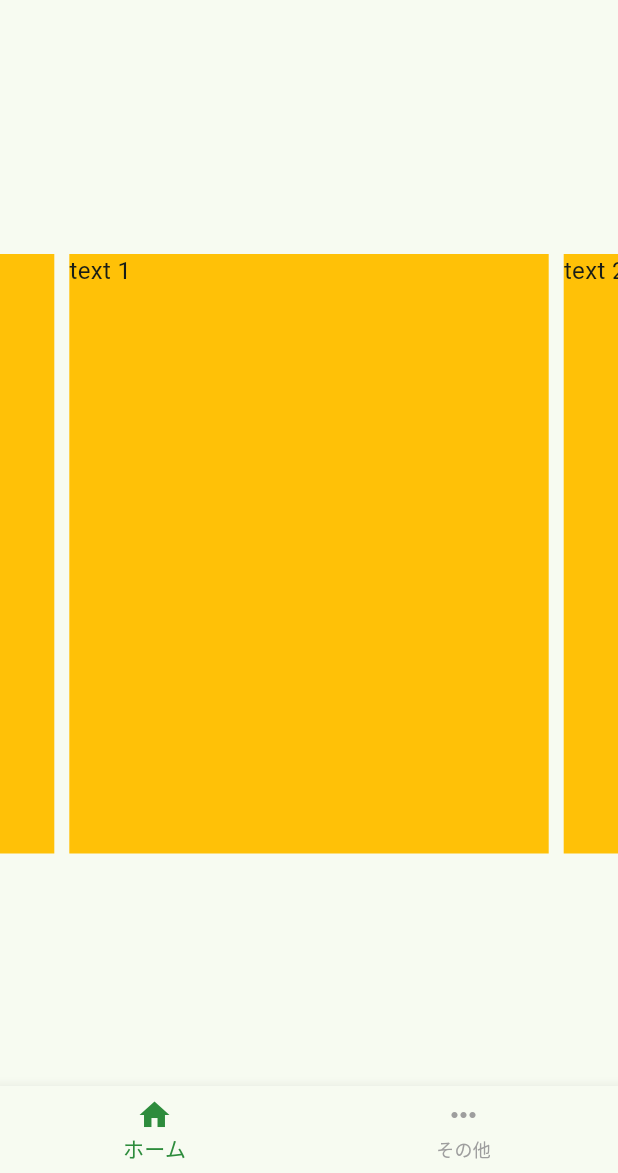
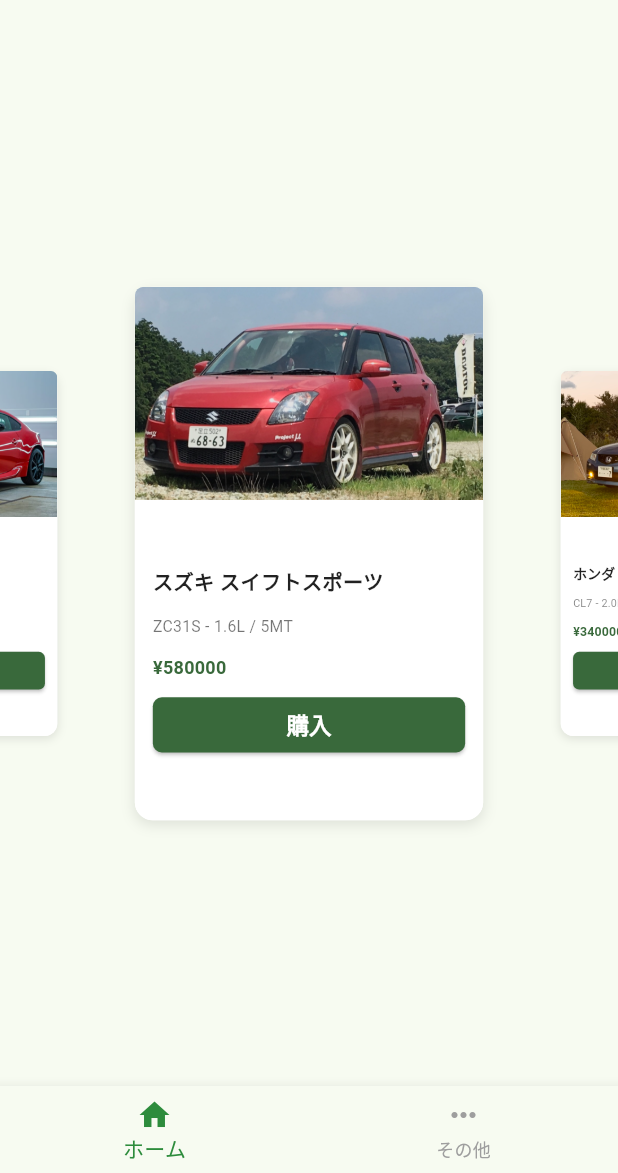
Before and after one commit to dev-yamamon01/MyUIParts, a Flutter app: the screen it shows after launch, on a phone screen of 412 x 824 dp, the part 63-1236 px from its top. Run offline on Flutter 3.47's test engine with Material 3 defaults, Android fonts, the phone set to English and light mode, and no system bars; drawn by our look-alikes of carousel_slider; our stand-ins replace flutter_riverpod, flutter_screenutil, flutter_svg, freezed_annotation, go_router and 2 more; missing offline and left inert: dart:ffi; generated files the repository leaves out were written again.

Commit message:
feat:カルーセルを用いた商品購入ページのサンプルUI作成
- productモデルの追加
- カード用の専用ウィジットを作成
- ダミー用データのjson作成
- home_pageの状態モデルを作成
- ダイアログ用のウィジットを作成
- AlertDialogにアニメーションを適用

```diff
--- /dev/null
+++ b/devtools_options.yaml
@@ -0,0 +1,3 @@
+description: This file stores settings for Dart & Flutter DevTools.
+documentation: https://docs.flutter.dev/tools/devtools/extensions#configure-extension-enablement-states
+extensions:
--- /dev/null
+++ b/lib/core/utils/dialog_utils.dart
@@ -0,0 +1,48 @@
+import 'package:flutter/material.dart';
+import 'package:flutter_screenutil/flutter_screenutil.dart';
+import 'package:my_ui_parts/presentation/components/alert_info_dialog.dart';
+
+class DialogUtils {
+  static final DialogUtils _instance = DialogUtils._internal();
+
+  factory DialogUtils() => _instance;
+
+  DialogUtils._internal();
+
+  static void showAnimationDialog({
+    required BuildContext context,
+    String title='お知らせ',
+    String content = 'これはダイアログです',
+    String buttonText = '閉じる',
+    VoidCallback? onButtonPressed,
+    bool isSuccess = false,
+    bool isError = false
+  }){
+
+    showDialog(
+      context: context,
+      builder: (context) {
+        //TODO:ここをアニメーション設定値によって返すものを変える
+        //Zoom, Slide, Rotate
+        return ScaleTransition(
+          scale: CurvedAnimation(
+            parent: AnimationController(
+              duration: const Duration(milliseconds: 600),
+              vsync: Navigator.of(context),
+            )..forward(),
+            curve: Curves.easeOut,
+          ),
+            child: AlertInfoDialog(
+              title: title,
+              content: content,
+              buttonText: buttonText,
+              onButtonPressed: onButtonPressed,
+              isSuccess: isSuccess,
+              isError: isError,
+            )
+        );
+      },
+    );
+  }
+
+}
--- /dev/null
+++ b/lib/data/models/product.dart
@@ -0,0 +1,19 @@
+import 'package:freezed_annotation/freezed_annotation.dart';
+
+part 'product.freezed.dart';
+part 'product.g.dart';
+
+@freezed
+class Product with _$Product {
+  const factory Product({
+    required String id,
+    required String title,
+    String? subtitle,
+    required double cost,
+    required String detail,
+    required String image
+  }) = _Product;
+
+  factory Product.fromJson(Map<String, dynamic> json) =>
+      _$ProductFromJson(json);
+}
--- /dev/null
+++ b/lib/presentation/components/product_card.dart
@@ -0,0 +1,130 @@
+import 'package:flutter/material.dart';
+import 'package:flutter_screenutil/flutter_screenutil.dart';
+import '../../data/models/product.dart';
+
+class ProductCard extends StatelessWidget {
+  final Product product;
+  final VoidCallback onPurchase;
+
+  const ProductCard({
+    super.key,
+    required this.product,
+    required this.onPurchase,
+  });
+
+  @override
+  Widget build(BuildContext context) {
+    return Container(
+      margin: EdgeInsets.symmetric(horizontal: 10, vertical: 10),
+      decoration: BoxDecoration(
+        color: Colors.white,
+        borderRadius: BorderRadius.circular(16),
+        boxShadow: [
+          BoxShadow(
+            color: Colors.black.withOpacity(0.1),
+            blurRadius: 10, //<--
+            offset: const Offset(0, 4),
+          ),
+        ],
+      ),
+      child: Column(
+        children: [
+          // 背景画像と円形画像のセクション
+          Expanded(
+            flex: 2,
+              child: Container(
+                decoration: BoxDecoration(
+                  borderRadius: BorderRadius.only(
+                    topLeft: Radius.circular(16.r),
+                    topRight: Radius.circular(16.r),
+                  ),
+                  image: DecorationImage(
+                    image: AssetImage(product.image),
+                    fit: BoxFit.cover,
+                  ),
+                ),
+              ),
+            ),
+          // 白背景の商品説明欄
+          Expanded(
+            flex: 3,
+            child: Container(
+              padding: EdgeInsets.all(16),
+              decoration: BoxDecoration(
+                color: Colors.white,
+                borderRadius: BorderRadius.only(
+                  bottomLeft: Radius.circular(16),
+                  bottomRight: Radius.circular(16),
+                ),
+              ),
+              child: Column(
+                crossAxisAlignment: CrossAxisAlignment.start,
+                mainAxisAlignment: MainAxisAlignment.center,
+                children: [
+                  // タイトルとサブタイトル
+                      Text(
+                        product.title,
+                        style: TextStyle(
+                          fontSize: 18,
+                          fontWeight: FontWeight.bold,
+                          color: Colors.black87,
+                        ),
+                        maxLines: 1,
+                        overflow: TextOverflow.ellipsis,
+                      ),
+                      (product.subtitle != null) ?
+                Column(children: [
+                  SizedBox(height: 15),
+                  Text(
+                    product.subtitle!,
+                    style: TextStyle(
+                      fontSize: 14,
+                      color: Colors.black54,
+                    ),
+                    maxLines: 1,
+                    overflow: TextOverflow.ellipsis,
+                  ),
+                ],
+                  ) : SizedBox.shrink(),
+                  SizedBox(height: 15),
+                  // 価格
+                  Text(
+                    '¥${product.cost.toStringAsFixed(0)}',
+                    style: TextStyle(
+                      fontSize: 16,
+                      fontWeight: FontWeight.bold,
+                      color: Theme.of(context).primaryColor,
+                    ),
+                  ),
+                  SizedBox(height: 15),
+                  // 購入ボタン
+                  SizedBox(
+                    width: double.infinity,
+                    child: ElevatedButton(
+                      onPressed: onPurchase,
+                      style: ElevatedButton.styleFrom(
+                        backgroundColor: Theme.of(context).primaryColor,
+                        foregroundColor: Colors.white,
+                        padding: EdgeInsets.symmetric(vertical: 10),
+                        shape: RoundedRectangleBorder(
+                          borderRadius: BorderRadius.circular(8),
+                        ),
+                      ),
+                      child: Text(
+                        '購入',
+                        style: TextStyle(
+                          fontSize: 20,
+                          fontWeight: FontWeight.bold,
+                        ),
+                      ),
+                    ),
+                  ),
+                ],
+              ),
+            ),
+          ),
+        ],
+      ),
+    );
+  }
+}
--- /dev/null
+++ b/lib/presentation/view_models/home_page/home_page_state.dart
@@ -0,0 +1,12 @@
+import 'package:freezed_annotation/freezed_annotation.dart';
+import 'package:my_ui_parts/data/models/product.dart';
+
+part 'home_page_state.freezed.dart';
+
+@freezed
+class HomePageState with _$HomePageState {
+  const factory HomePageState.defaultState() = _DefaultState;
+  const factory HomePageState.loading() = _Loading;
+  const factory HomePageState.error(String message) = _Error;
+  const factory HomePageState.purchased(Product product) = _Purchased;
+}
--- a/lib/presentation/views/home/pages/home_page.dart
+++ b/lib/presentation/views/home/pages/home_page.dart
@@ -1,31 +1,119 @@
-import 'package:go_router/go_router.dart';
 import 'package:flutter/material.dart';
 import 'package:flutter_screenutil/flutter_screenutil.dart';
 import 'package:carousel_slider/carousel_slider.dart';
+import 'package:flutter_riverpod/flutter_riverpod.dart';
+import 'package:my_ui_parts/core/constants/app_color.dart';
+import 'package:my_ui_parts/core/utils/dialog_utils.dart';
+import '../../../components/product_card.dart';
+import '../../../view_models/home_page/home_page_view_model.dart';
+import '../../../view_models/home_page/home_page_state.dart';
 
-class HomePage extends StatelessWidget {
+class HomePage extends ConsumerWidget {
   const HomePage({super.key});
 
   @override
-Widget build(BuildContext context) {
+  Widget build(BuildContext context, WidgetRef ref) {
+    final productListAsync = ref.watch(productListProvider);
+    // homePageViewModelProviderの状態変化を監視してダイアログを表示するリスナー設定
+    _setPurchaseListener(context: context, ref: ref);
+
+    return productListAsync.when(
+      data: (products) {
+        if (products.isEmpty) {
+          return const Center(
+            child: Text('商品データがありません'),
+          );
+        }
         return Center(
-    child: CarouselSlider(
-      options: CarouselOptions(height: 400.0),
-      items: [1,2,3,4,5].map((i) {
-        return Builder(
-          builder: (BuildContext context) {
-            return Container(
-                width: MediaQuery.of(context).size.width,
-                margin: EdgeInsets.symmetric(horizontal: 5.0),
-                decoration: BoxDecoration(
-                    color: Colors.amber
+          child: CarouselSlider.builder(
+            itemCount: products.length,
+            options: CarouselOptions(
+              height: MediaQuery.of(context).size.height * 0.8,
+              enlargeCenterPage: true, //<--中央のページの拡大表示
+              enlargeFactor: 0.5, //<--中央のページが元のサイズの何倍か=>150%
+              autoPlay: false, //<--自動スライド
+              autoPlayCurve: Curves.fastOutSlowIn, //<--自動スライド時のアニメーションカーブ
+              enableInfiniteScroll: true, //<--無限スクロール
+              viewportFraction: 0.6, //<--中央のページがどれくらいの割合を占めるか
+              onPageChanged: (index, reason) { //<--reasonは手動か自動スライドかなどのページ変更理由
+                ref.read(carouselPageIndexProvider.notifier).updatePageIndex(index);
+              },
             ),
-                child: Text('text $i', style: TextStyle(fontSize: 16.0),)
+            itemBuilder: (context, index, realIndex) { //<--realIndexは無限スクロール時用に10000を基準に増減するもの
+              final product = products[index];
+              return FittedBox( //<--子ウィジットを親ウィジェットに収まるように自動調整する
+                fit: BoxFit.contain, // 拡大も縮小もする
+                child: SizedBox(
+                  width: MediaQuery.of(context).size.width * 0.8,
+                  height: MediaQuery.of(context).size.height * 0.6,
+                  child: ProductCard(
+                    product: product,
+                    onPurchase: () {
+                      ref.read(homePageViewModelProvider.notifier)
+                               .purchaseProduct(product: product);
+                    },
+                  ),
+                ),
+              );
+            },
+          ),
+        );
+      },
+      loading: () => const Center(
+        child: CircularProgressIndicator(),
+      ),
+      error: (error, stack) => Center(
+        child: Text('エラーが発生しました: $error'),
+      ),
+    );
+  }
+
+  /// homePageViewModelProviderの状態変化を監視してダイアログを表示するリスナー
+  void _setPurchaseListener({required BuildContext context, required WidgetRef ref}){
+    ref.listen<HomePageState>(homePageViewModelProvider, (previous, next) {
+      next.when(
+        defaultState: () {
+          // デフォルト状態では何もしない
+        },
+        loading: () {
+          // ローディング状態
+          showDialog(
+            context: context,
+            barrierDismissible: false,
+            builder: (context) => const Center(
+              child: CircularProgressIndicator(),
+            ),
+          );
+        },
+        purchased: (product) {
+          if (Navigator.of(context).canPop()) {
+            Navigator.of(context).pop(); //ローディングダイアログを閉じる
+          }
+
+          DialogUtils.showAnimationDialog(
+              context: context,
+              isSuccess: true,
+              title: '購入完了',
+              content: '${product.title}を購入しました'
+          );
+        },
+        error: (message) {
+          // ローディングダイアログを閉じる（もし開いていれば）
+          if (Navigator.of(context).canPop()) {
+            Navigator.of(context).pop();
+          }
+
+          // エラーメッセージを表示
+          ScaffoldMessenger.of(context).showSnackBar(
+            SnackBar(
+              content: Text('エラー: $message'),
+              duration: const Duration(seconds: 3),
+              backgroundColor: Colors.red,
+            ),
           );
         },
       );
-      }).toList(),
-    ),
-  );
+    });
   }
+
 }
--- a/pubspec.yaml
+++ b/pubspec.yaml
@@ -108,6 +108,8 @@
     - assets/logo/
     - assets/gif/
     - assets/doc/
+    - assets/data/
+    - assets/images/
   #  assets:
   #    - assets/icons/
   #    - assets/logo/
```
Also changed, not shown: assets/data/products.json (added, +42 -0 lines), lib/data/repositories/product_repository.dart (added, +39 -0 lines), lib/presentation/components/alert_info_dialog.dart (added, +60 -0 lines), lib/presentation/view_models/home_page/home_page_view_model.dart (added, +45 -0 lines), assets/images/cl7.png (added), assets/images/gdb.png (added), assets/images/vab.png (added), assets/images/zc31s.png (added), assets/images/zn8.png (added), lib/data/models/product.freezed.dart (added), lib/data/models/product.g.dart (added), lib/data/repositories/product_repository.g.dart (added), lib/presentation/view_models/home_page/home_page_state.freezed.dart (added), lib/presentation/view_models/home_page/home_page_view_model.g.dart (added), 1 other file. Lines whose indentation alone changed are shown as unchanged.
